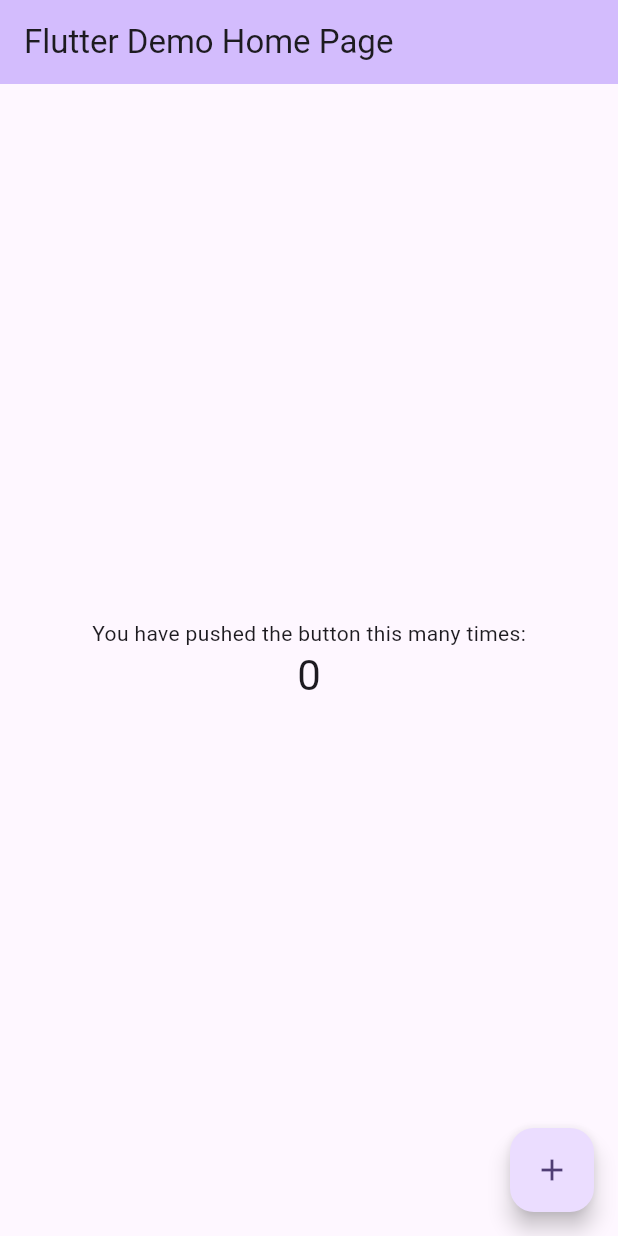
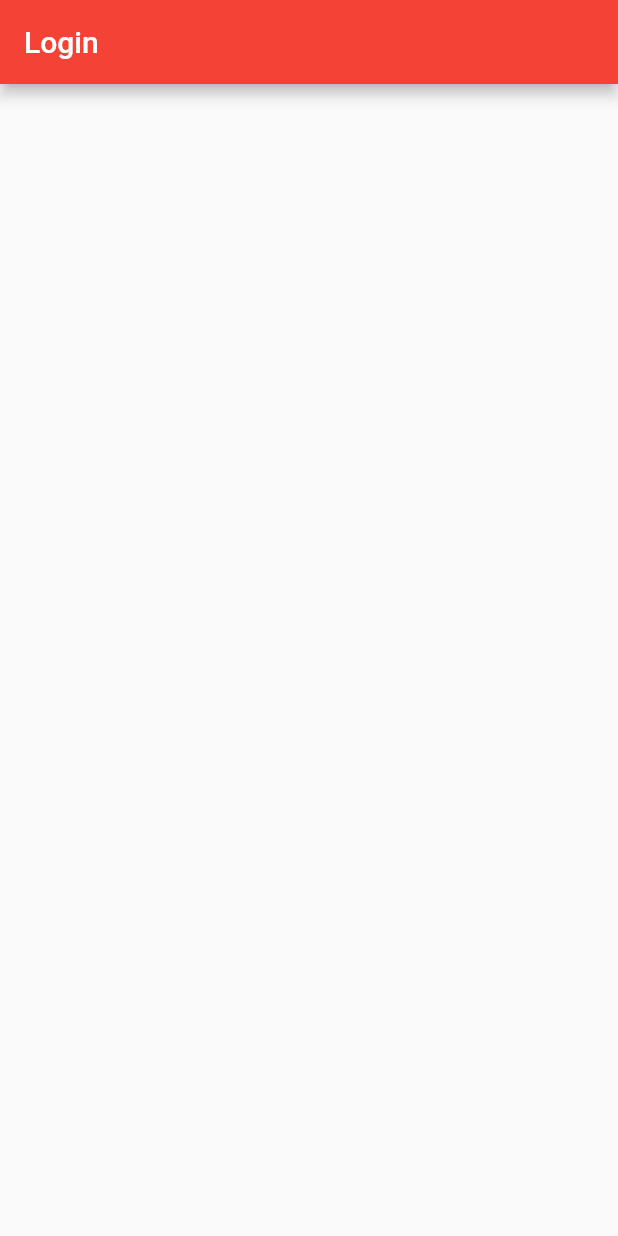
Before and after one commit to Perry-Chin/isp_application, a Flutter app: the screen it shows after launch, on a phone screen of 412 x 824 dp. Run offline on Flutter 3.47's test engine with Material 2 defaults, Android fonts, the light colour scheme and no system bars; our stand-ins replace firebase_core, flutter_screenutil, get; accounts and stored records are empty.

Commit message:
Added File Structure
Set up the basic file structure in the Login folder which is to be used throughout the project. I have also installed all the basic dependencies needed to run the app in pubspec.yaml.

```diff
--- /dev/null
+++ b/lib/common/routes/names.dart
@@ -0,0 +1,5 @@
+class AppRoutes {
+  static const initial = '/';
+  static const login = '/login';
+  static const navbar = '/navbar';
+}
--- /dev/null
+++ b/lib/common/routes/pages.dart
@@ -0,0 +1,20 @@
+import 'package:flutter/cupertino.dart';
+import 'package:get/get.dart';
+import 'routes.dart';
+
+import '../../screens/login/index.dart';
+
+class AppPages {
+  static const initial = AppRoutes.initial;
+  static const navbar = AppRoutes.navbar;
+  static final RouteObserver<Route> observer = RouteObservers();
+  static List<String> history = [];
+
+  static final List<GetPage> routes = [
+    GetPage(
+      name: AppRoutes.initial,
+      page: () => const LoginPage(),
+      binding: LoginBinding()
+    ),
+  ];
+}
--- /dev/null
+++ b/lib/common/routes/routes.dart
@@ -0,0 +1,5 @@
+library routes;
+
+export 'names.dart';
+export 'pages.dart';
+export './observers.dart';
--- a/lib/main.dart
+++ b/lib/main.dart
@@ -1,125 +1,30 @@
+import 'package:flutter_screenutil/flutter_screenutil.dart';
+import 'package:isp_application/common/routes/pages.dart';
+import 'package:isp_application/firebase_options.dart';
+import 'package:firebase_core/firebase_core.dart';
 import 'package:flutter/material.dart';
+import 'package:get/get.dart';
 
-void main() {
+Future<void> main() async {
+  WidgetsFlutterBinding.ensureInitialized();
+  await Firebase.initializeApp(
+    options: DefaultFirebaseOptions.currentPlatform
+  );
   runApp(const MyApp());
 }
 
 class MyApp extends StatelessWidget {
   const MyApp({super.key});
 
-  // This widget is the root of your application.
   @override
   Widget build(BuildContext context) {
-    return MaterialApp(
-      title: 'Flutter Demos',
-      theme: ThemeData(
-        // This is the theme of your application.
-        //
-        // TRY THIS: Try running your application with "flutter run". You'll see
-        // the application has a blue toolbar. Then, without quitting the app,
-        // try changing the seedColor in the colorScheme below to Colors.green
-        // and then invoke "hot reload" (save your changes or press the "hot
-        // reload" button in a Flutter-supported IDE, or press "r" if you used
-        // the command line to start the app).
-        //
-        // Notice that the counter didn't reset back to zero; the application
-        // state is not lost during the reload. To reset the state, use hot
-        // restart instead.
-        //
-        // This works for code too, not just values: Most code changes can be
-        // tested with just a hot reload.
-        colorScheme: ColorScheme.fromSeed(seedColor: Colors.deepPurple),
-        useMaterial3: true,
-      ),
-      home: const MyHomePage(title: 'Flutter Demo Home Page'),
+    return ScreenUtilInit(
+      builder: (BuildContext context, Widget? child) => GetMaterialApp(
+        debugShowCheckedModeBanner: false,
+        title: 'Flutter Demo',
+        initialRoute: AppPages.initial,
+        getPages: AppPages.routes,
+      )
     );
   }
 }
-
-class MyHomePage extends StatefulWidget {
-  const MyHomePage({super.key, required this.title});
-
-  // This widget is the home page of your application. It is stateful, meaning
-  // that it has a State object (defined below) that contains fields that affect
-  // how it looks.
-
-  // This class is the configuration for the state. It holds the values (in this
-  // case the title) provided by the parent (in this case the App widget) and
-  // used by the build method of the State. Fields in a Widget subclass are
-  // always marked "final".
-
-  final String title;
-
-  @override
-  State<MyHomePage> createState() => _MyHomePageState();
-}
-
-class _MyHomePageState extends State<MyHomePage> {
-  int _counter = 0;
-
-  void _incrementCounter() {
-    setState(() {
-      // This call to setState tells the Flutter framework that something has
-      // changed in this State, which causes it to rerun the build method below
-      // so that the display can reflect the updated values. If we changed
-      // _counter without calling setState(), then the build method would not be
-      // called again, and so nothing would appear to happen.
-      _counter++;
-    });
-  }
-
-  @override
-  Widget build(BuildContext context) {
-    // This method is rerun every time setState is called, for instance as done
-    // by the _incrementCounter method above.
-    //
-    // The Flutter framework has been optimized to make rerunning build methods
-    // fast, so that you can just rebuild anything that needs updating rather
-    // than having to individually change instances of widgets.
-    return Scaffold(
-      appBar: AppBar(
-        // TRY THIS: Try changing the color here to a specific color (to
-        // Colors.amber, perhaps?) and trigger a hot reload to see the AppBar
-        // change color while the other colors stay the same.
-        backgroundColor: Theme.of(context).colorScheme.inversePrimary,
-        // Here we take the value from the MyHomePage object that was created by
-        // the App.build method, and use it to set our appbar title.
-        title: Text(widget.title),
-      ),
-      body: Center(
-        // Center is a layout widget. It takes a single child and positions it
-        // in the middle of the parent.
-        child: Column(
-          // Column is also a layout widget. It takes a list of children and
-          // arranges them vertically. By default, it sizes itself to fit its
-          // children horizontally, and tries to be as tall as its parent.
-          //
-          // Column has various properties to control how it sizes itself and
-          // how it positions its children. Here we use mainAxisAlignment to
-          // center the children vertically; the main axis here is the vertical
-          // axis because Columns are vertical (the cross axis would be
-          // horizontal).
-          //
-          // TRY THIS: Invoke "debug painting" (choose the "Toggle Debug Paint"
-          // action in the IDE, or press "p" in the console), to see the
-          // wireframe for each widget.
-          mainAxisAlignment: MainAxisAlignment.center,
-          children: <Widget>[
-            const Text(
-              'You have pushed the button this many times:',
-            ),
-            Text(
-              '$_counter',
-              style: Theme.of(context).textTheme.headlineMedium,
-            ),
-          ],
-        ),
-      ),
-      floatingActionButton: FloatingActionButton(
-        onPressed: _incrementCounter,
-        tooltip: 'Increment',
-        child: const Icon(Icons.add),
-      ), // This trailing comma makes auto-formatting nicer for build methods.
-    );
-  }
-}
--- /dev/null
+++ b/lib/screens/login/bindings.dart
@@ -0,0 +1,9 @@
+import 'package:get/get.dart';
+import 'index.dart';
+
+class LoginBinding implements Bindings {
+  @override
+  void dependencies() {
+    Get.lazyPut<LoginController>(() => LoginController());
+  }
+}
--- /dev/null
+++ b/lib/screens/login/controller.dart
@@ -0,0 +1,5 @@
+import 'package:get/get.dart';
+
+class LoginController extends GetxController {
+  LoginController();
+}
--- /dev/null
+++ b/lib/screens/login/view.dart
@@ -0,0 +1,20 @@
+import 'package:isp_application/screens/login/controller.dart';
+import 'package:flutter/material.dart';
+import 'package:get/get.dart';
+
+class LoginPage extends GetView<LoginController> {
+  const LoginPage({super.key});
+
+  @override
+  Widget build(BuildContext context) {
+    AppBar buildAppBar() {
+      return AppBar(
+        backgroundColor: Colors.red,
+        title: const Text("Login"),
+      );
+    }
+    return Scaffold(
+      appBar: buildAppBar()
+    );
+  }
+}
```
Also changed, not shown: lib/common/routes/observers.dart (added, +62 -0 lines), lib/screens/login/index.dart (added, +7 -0 lines), pubspec.yaml (+20 -1 lines), firebase.json (added), lib/firebase_options.dart (added), lib/screens/login/state.dart (added), pubspec.lock, 2 other files.
